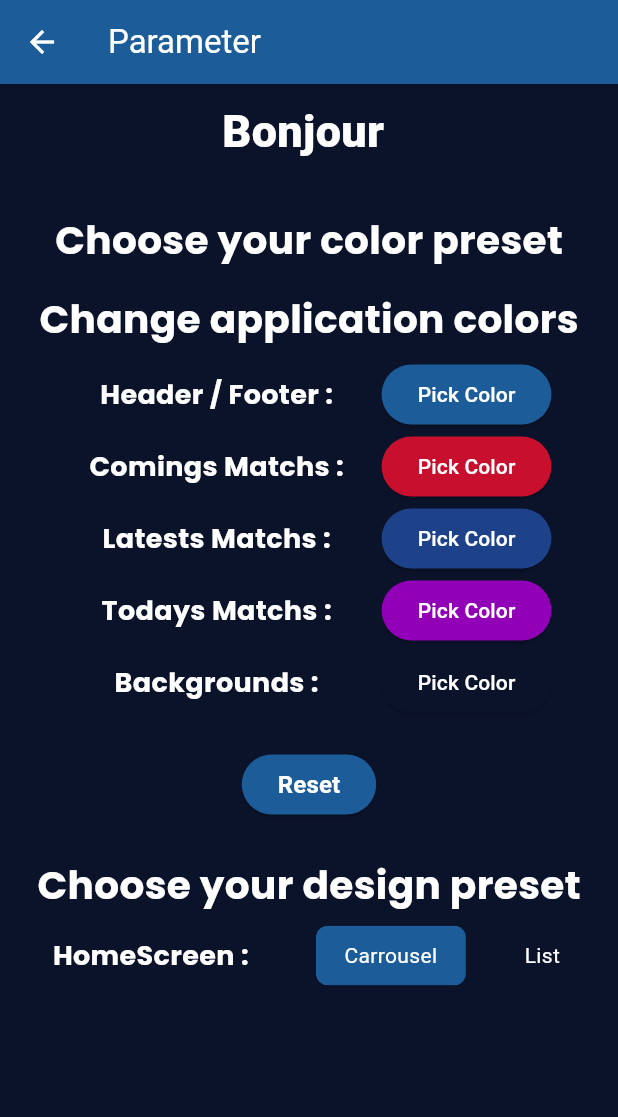
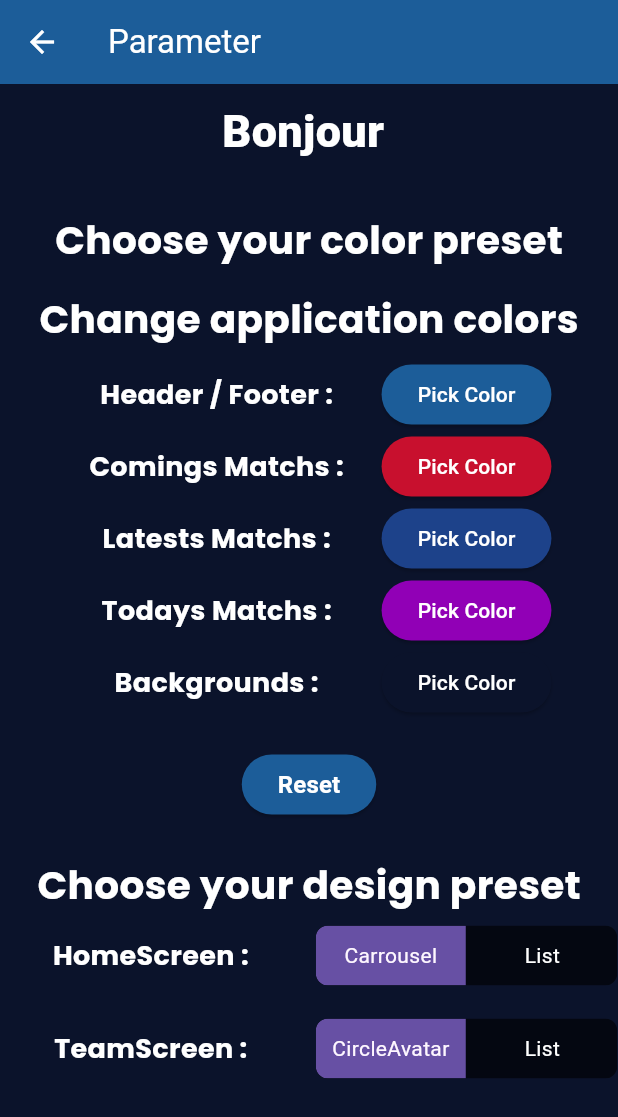
Before and after one commit to cp-23eth/sports_api_app, a Flutter app: the Parameter screen opened directly with empty values, on a phone screen of 412 x 824 dp. Shown: the top 1117 px of the screen. Run offline on Flutter 3.47's test engine with Material 3 defaults, Android fonts, the phone set to English and light mode, and no system bars; drawn by our look-alikes of toggle_switch; our stand-ins replace carousel_slider, equatable, flutter_colorpicker, flutter_svg, google_fonts, loading_indicator and 1 more; network calls fail.

Commit message:
Add teamScreenDesign property and toggle switch for team screen selection

```diff
--- a/packages/component_library/lib/component_library.dart
+++ b/packages/component_library/lib/component_library.dart
@@ -20,3 +20,4 @@ export 'src/button_color_picker.dart';
 export 'src/favorite_team_list_settings.dart';
 export 'src/positions_basketball.dart';
 export 'src/player_positions.dart';
+export 'src/player_list_circleAvatar.dart';
--- a/packages/domain_entities/lib/src/user.dart
+++ b/packages/domain_entities/lib/src/user.dart
@@ -8,6 +8,7 @@ class User extends Equatable {
     required this.favoritePlayers,
     required this.appColorTeam,
     required this.homeScreenDesign,
+    required this.teamScreenDesign,
   });
 
   final String username;
@@ -15,6 +16,7 @@ class User extends Equatable {
   final List<int> favoritePlayers;
   String appColorTeam;
   String homeScreenDesign;
+  String teamScreenDesign;
 
   @override
   List<Object?> get props => [
@@ -23,6 +25,7 @@ class User extends Equatable {
         favoritePlayers,
         appColorTeam,
         homeScreenDesign,
+        teamScreenDesign,
       ];
 
   @override
--- a/packages/features/sports_list/lib/src/providers/sports_list_state.dart
+++ b/packages/features/sports_list/lib/src/providers/sports_list_state.dart
@@ -31,6 +31,7 @@ class SportsListState extends Equatable {
         favoritePlayers: List<int>.empty(),
         appColorTeam: '',
         homeScreenDesign: '',
+        teamScreenDesign: '',
       ),
     );
   }
--- a/packages/features/sports_list/lib/src/screens/parameter.dart
+++ b/packages/features/sports_list/lib/src/screens/parameter.dart
@@ -208,21 +208,11 @@ class _ParameterState extends State<Parameter> {
                     ),
                     const SizedBox(width: 10),
                     ToggleSwitch(
-                      radiusStyle: true,
                       initialLabelIndex:
                           state.user.homeScreenDesign == 'List' ? 1 : 0,
                       totalSwitches: 2,
                       minWidth: 100,
-                      inactiveFgColor: ThemeData.estimateBrightnessForColor(
-                                  Parameter.backgroundColor) ==
-                              Brightness.light
-                          ? Colors.black
-                          : Colors.white,
-                      activeFgColor: ThemeData.estimateBrightnessForColor(
-                                  Parameter.headerFooterColor) ==
-                              Brightness.light
-                          ? Colors.black
-                          : Colors.white,
+                      inactiveFgColor: Colors.white,
                       labels: const ['Carrousel', 'List'],
                       onToggle: (index) {
                         setState(() {
@@ -233,13 +223,36 @@ class _ParameterState extends State<Parameter> {
                           }
                         });
                       },
-                      activeBgColor: [Parameter.headerFooterColor],
-                      inactiveBgColor: Parameter.backgroundColor,
                     )
                   ],
                 ),
-                const SizedBox(
-                  height: 20,
+                const SizedBox(height: 20.0,),
+                Row(
+                  mainAxisAlignment: MainAxisAlignment.center,
+                  children: [
+                    const SizedBox(
+                      width: 200,
+                      child: SecondaryTitle(text: 'TeamScreen :'),
+                    ),
+                    const SizedBox(width: 10),
+                    ToggleSwitch(
+                      initialLabelIndex:
+                          state.user.teamScreenDesign == 'List' ? 1 : 0,
+                      totalSwitches: 2,
+                      minWidth: 100,
+                      inactiveFgColor: Colors.white,
+                      labels: const ['CircleAvatar', 'List'],
+                      onToggle: (index) {
+                        setState(() {
+                          if (index == 0) {
+                            state.user.teamScreenDesign = 'CircleAvatar';
+                          } else {
+                            state.user.teamScreenDesign = 'List';
+                          }
+                        });
+                      },
+                    )
+                  ],
                 ),
               ],
             ),
--- a/packages/sports_repository/lib/src/assets/data/user.json
+++ b/packages/sports_repository/lib/src/assets/data/user.json
@@ -11,7 +11,8 @@
             20000452
         ],
         "appColorTeam": "Suns",
-        "homeScreenDesign" : "Carrousel"
+        "homeScreenDesign" : "Carrousel",
+        "teamScreenDesign" : "List"
     },
     {
         "username": "Quentin",
@@ -25,7 +26,8 @@
             20000456
         ],
         "appColorTeam": "Celtics",
-        "homeScreenDesign" : "List"
+        "homeScreenDesign" : "List",
+        "teamScreenDesign" : "List"
     },
     {
         "username": "Ethan",
@@ -39,6 +41,7 @@
             20000464
         ],
         "appColorTeam": "Hornets",
-        "homeScreenDesign" : "Carrousel"
+        "homeScreenDesign" : "Carrousel",
+        "teamScreenDesign" : "List"
     }
 ]
--- a/packages/sports_repository/lib/src/mappers/user_model_to_domain.dart
+++ b/packages/sports_repository/lib/src/mappers/user_model_to_domain.dart
@@ -8,7 +8,8 @@ extension UserModelToDomain on UserModel {
       favoriteTeams: favoriteTeams,
       favoritePlayers: favoritePlayers,
       appColorTeam: appColorTeam,
-      homeScreenDesign: homeScreenDesign
+      homeScreenDesign: homeScreenDesign,
+      teamScreenDesign: teamScreenDesign,
     );
   }
 }
--- a/packages/sports_repository/lib/src/models/user_model.dart
+++ b/packages/sports_repository/lib/src/models/user_model.dart
@@ -5,6 +5,7 @@ class UserModel {
     required this.favoritePlayers,
     required this.appColorTeam,
     required this.homeScreenDesign,
+    required this.teamScreenDesign,
   });
 
   final String username;
@@ -12,6 +13,7 @@ class UserModel {
   final List<int> favoritePlayers;
   String appColorTeam;
   final String homeScreenDesign;
+  String teamScreenDesign;
 
   factory UserModel.fromJson(Map<String, dynamic> json) {
     return UserModel(
@@ -20,6 +22,7 @@ class UserModel {
       favoritePlayers: List<int>.from(json['favoritePlayers']),
       appColorTeam: json['appColorTeam'],
       homeScreenDesign: json['homeScreenDesign'],
+      teamScreenDesign: json['teamScreenDesign'],
     );
   }
 }
```
Also changed, not shown: packages/component_library/lib/src/player_list_circleAvatar.dart (added, +42 -0 lines), packages/features/sports_list/lib/src/screens/teams_screen.dart (+40 -17 lines).
